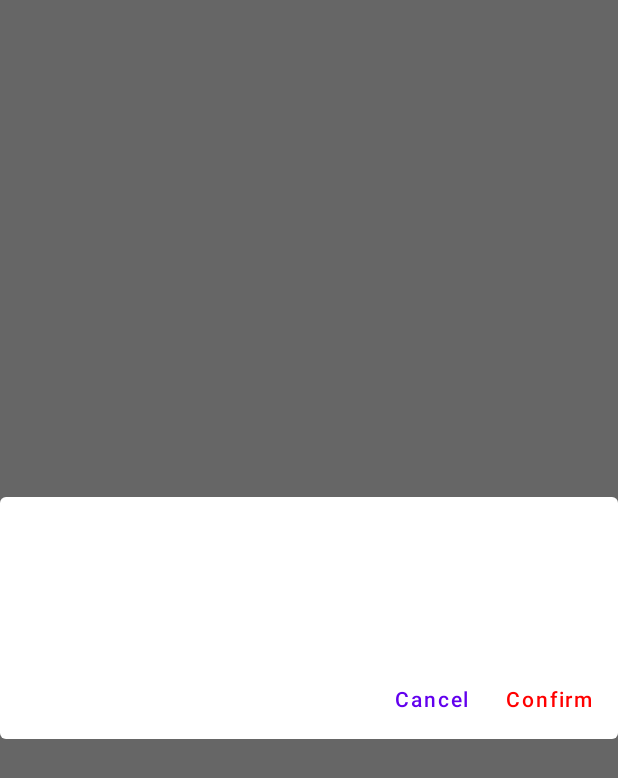
After one commit to AbdallahLearn/Expense_Tracker_App, an Android app built with Jetpack Compose: the composable ConfirmationDialog called with empty values, on a phone screen of 412 x 824 dp. The commit adds this screen. Shown: the top 778 px of the screen. Run offline under Robolectric (Android 15) with nearby library versions, the phone set to English and light mode, and no system bars.

Commit message:
add dialog to make sure the user delete and signout

```diff
--- /dev/null
+++ b/app/src/main/java/com/example/expense_tracking_project/presentation/ui/dialogs/ConfirmationDialog.kt
@@ -0,0 +1,36 @@
+package com.example.expense_tracking_project.presentation.ui.dialogs
+
+
+import androidx.compose.material.*
+import androidx.compose.runtime.*
+import androidx.compose.ui.graphics.Color
+import androidx.compose.ui.window.DialogProperties
+
+
+@Composable
+fun ConfirmationDialog(
+    title: String,
+    message: String,
+    confirmButtonText: String = "Confirm",
+    confirmButtonColor: Color = Color.Red,
+    dismissButtonText: String = "Cancel",
+    onConfirm: () -> Unit,
+    onDismiss: () -> Unit
+) {
+    AlertDialog(
+        onDismissRequest = { onDismiss() },
+        title = { Text(title) },
+        text = { Text(message) },
+        confirmButton = {
+            TextButton(onClick = onConfirm) {
+                Text(confirmButtonText, color = confirmButtonColor)
+            }
+        },
+        dismissButton = {
+            TextButton(onClick = onDismiss) {
+                Text(dismissButtonText)
+            }
+        },
+        properties = DialogProperties(dismissOnBackPress = true, dismissOnClickOutside = true)
+    )
+}
```
Also changed, not shown: app/src/main/java/com/example/expense_tracking_project/presentation/ui/HomeScreen.kt (+21 -1 lines), app/src/main/java/com/example/expense_tracking_project/presentation/ui/ProfileScreen.kt (+30 -3 lines).
